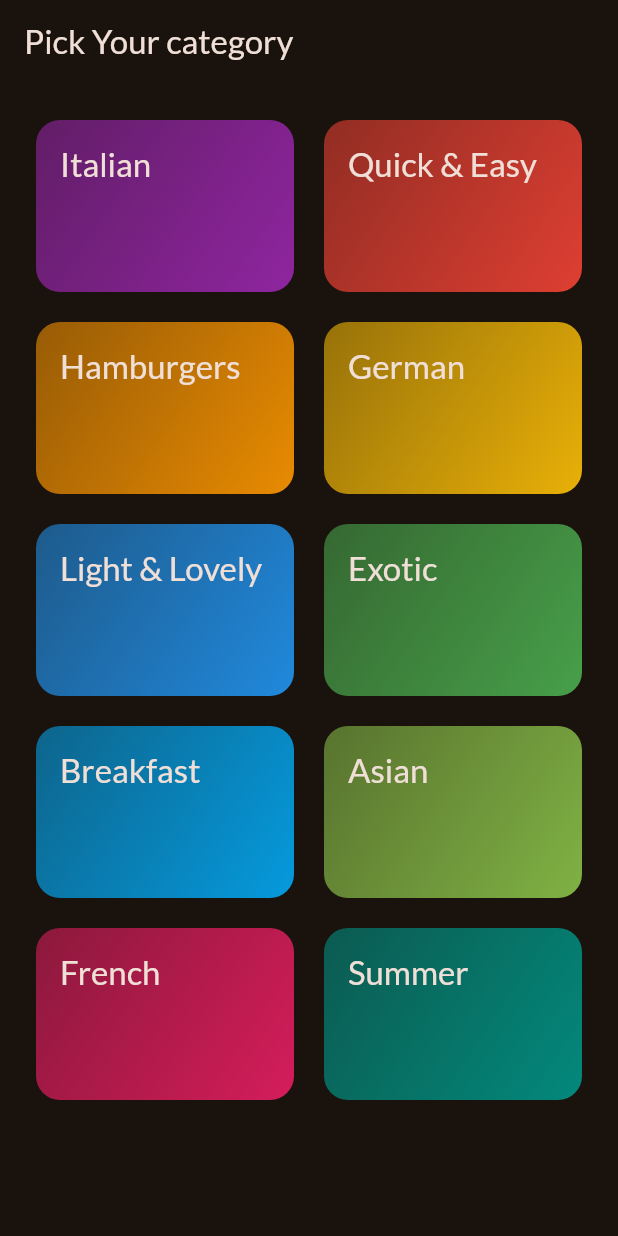
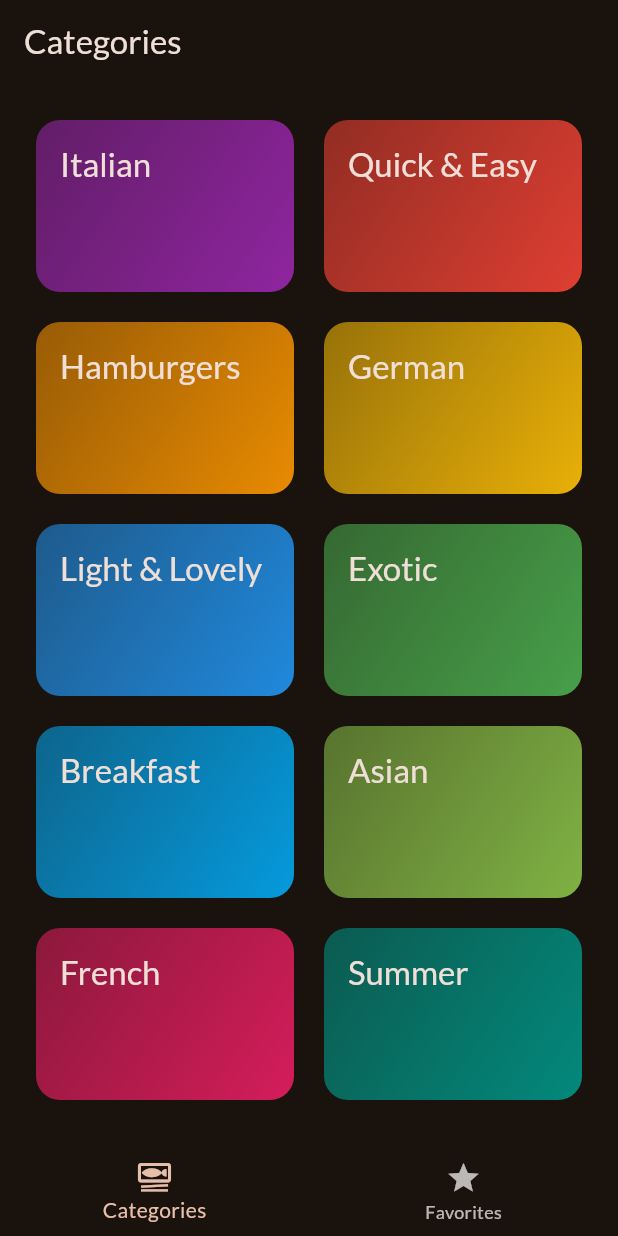
Before and after one commit to Gurjantrandahwa/meals_flutter_app, a Flutter app: the screen it shows after launch, on a phone screen of 412 x 824 dp. Run offline on Flutter 3.47's test engine with Material 2 defaults, Android fonts, the phone set to English and light mode, and no system bars; our stand-ins replace google_fonts, transparent_image.

Commit message:
update data models and screens

```diff
--- a/lib/main.dart
+++ b/lib/main.dart
@@ -1,6 +1,6 @@
 import 'package:flutter/material.dart';
 import 'package:google_fonts/google_fonts.dart';
-import 'package:meals_flutter_app/screens/categories.dart';
+import 'package:meals_flutter_app/screens/tabs.dart';
 
 final theme = ThemeData(
   useMaterial3: true,
@@ -22,7 +22,7 @@ class App extends StatelessWidget {
   Widget build(BuildContext context) {
     return MaterialApp(
         theme: theme,
-        home:const CategoriesScreen()
+        home:const TabsScreen()
     );
   }
 }
--- a/lib/screens/categories.dart
+++ b/lib/screens/categories.dart
@@ -2,10 +2,13 @@ import 'package:flutter/material.dart';
 import 'package:meals_flutter_app/Widgets/category_grid_item.dart';
 import 'package:meals_flutter_app/data/dummy_data.dart';
 import 'package:meals_flutter_app/models/category.dart';
+import 'package:meals_flutter_app/models/meal.dart';
 import 'package:meals_flutter_app/screens/meals.dart';
 
 class CategoriesScreen extends StatelessWidget {
-  const CategoriesScreen({super.key});
+  const CategoriesScreen({super.key, required this.onToggleFavourite});
+
+  final void Function(Meal meal) onToggleFavourite;
 
   void _selectCategory(BuildContext context, Category category) {
     final filteredMeals = dummyMeals
@@ -18,6 +21,7 @@ class CategoriesScreen extends StatelessWidget {
         builder: (ctx) => MealsScreen(
           title: category.title,
           meals: filteredMeals,
+          onToggleFavourite: onToggleFavourite,
         ),
       ),
     );
@@ -25,11 +29,7 @@ class CategoriesScreen extends StatelessWidget {
 
   @override
   Widget build(BuildContext context) {
-    return Scaffold(
-      appBar: AppBar(
-        title: Text("Pick Your category"),
-      ),
-      body: GridView(
+    return GridView(
         padding: const EdgeInsets.all(24),
         gridDelegate: const SliverGridDelegateWithFixedCrossAxisCount(
             crossAxisCount: 2,
@@ -45,10 +45,9 @@ class CategoriesScreen extends StatelessWidget {
             CategoryGridItem(
               category: category,
               onSelectCategory: () {
-                  _selectCategory(context,category);
+                _selectCategory(context, category);
               },
             )
-          ]),
-    );
+        ]);
   }
 }
--- /dev/null
+++ b/lib/screens/tabs.dart
@@ -0,0 +1,63 @@
+import 'package:flutter/material.dart';
+import 'package:meals_flutter_app/models/meal.dart';
+import 'package:meals_flutter_app/screens/categories.dart';
+import 'package:meals_flutter_app/screens/meals.dart';
+
+class TabsScreen extends StatefulWidget {
+  const TabsScreen({super.key});
+
+  @override
+  State<TabsScreen> createState() => _TabsScreenState();
+}
+
+class _TabsScreenState extends State<TabsScreen> {
+  int _selectedPageIndex = 0;
+
+  final List<Meal> _favouriteMeal = [];
+
+  void _toggleMealFavoriteStatus(Meal meal) {
+    final isExisting = _favouriteMeal.contains(meal);
+    if (isExisting) {
+      _favouriteMeal.remove(meal);
+    } else {
+      _favouriteMeal.add(meal);
+    }
+  }
+
+  void _selectPage(int index) {
+    setState(() {
+      _selectedPageIndex = index;
+    });
+  }
+
+  @override
+  Widget build(BuildContext context) {
+    Widget activePage = CategoriesScreen(
+      onToggleFavourite: _toggleMealFavoriteStatus,
+    );
+    var activePageTitle = "Categories";
+
+    if (_selectedPageIndex == 1) {
+      activePage = MealsScreen(
+        meals: [],
+        onToggleFavourite: _toggleMealFavoriteStatus,
+      );
+      activePageTitle = "Your Favorites";
+    }
+    return Scaffold(
+      appBar: AppBar(
+        title: Text(activePageTitle),
+      ),
+      body: activePage,
+      bottomNavigationBar: BottomNavigationBar(
+        onTap: _selectPage,
+        currentIndex: _selectedPageIndex,
+        items: const [
+          BottomNavigationBarItem(
+              icon: Icon(Icons.set_meal_outlined), label: "Categories"),
+          BottomNavigationBarItem(icon: Icon(Icons.star), label: "Favorites"),
+        ],
+      ),
+    );
+  }
+}
```
Also changed, not shown: lib/screens/meal_details.dart (+60 -3 lines), lib/screens/meals.dart (+17 -5 lines). Lines whose indentation alone changed are shown as unchanged.
